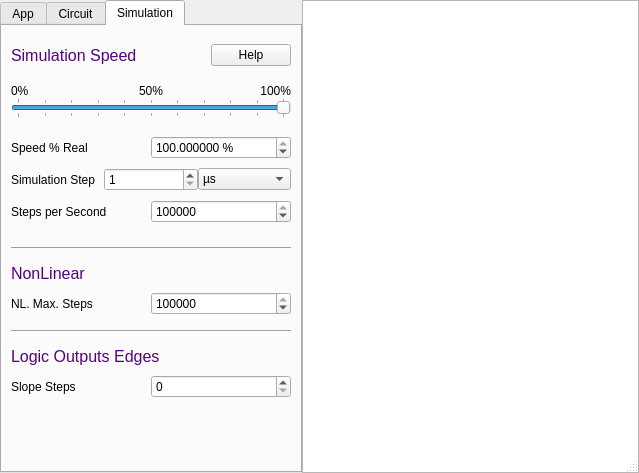
First picture: the form in src/gui/dialogs/appdialog.ui, repository Arcachofo/SimulIDE-dev, before the edit.
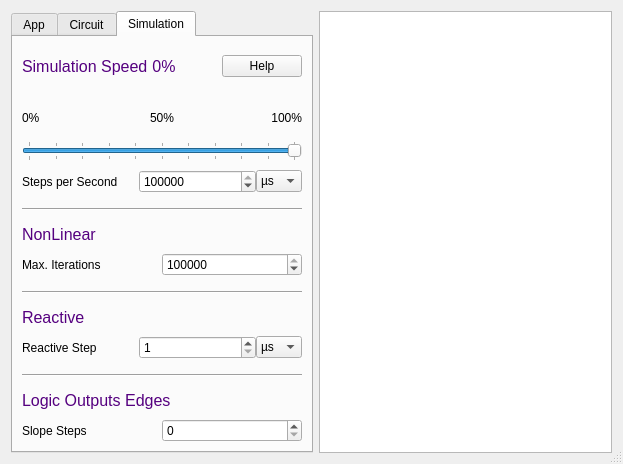
Second picture: the form after the edit. The open tabs and pages were chosen to show the change.

Commit message: Simulation speed refactored & Reactive rewritten.

```diff
--- a/src/gui/dialogs/appdialog.ui
+++ b/src/gui/dialogs/appdialog.ui
@@ -9,8 +9,8 @@
    <rect>
     <x>0</x>
     <y>0</y>
-    <width>639</width>
-    <height>473</height>
+    <width>623</width>
+    <height>464</height>
    </rect>
   </property>
   <property name="sizePolicy">
@@ -35,21 +35,6 @@
    <bool>false</bool>
   </property>
   <layout class="QHBoxLayout" name="mainLayout">
-   <property name="spacing">
-    <number>0</number>
-   </property>
-   <property name="leftMargin">
-    <number>0</number>
-   </property>
-   <property name="topMargin">
-    <number>0</number>
-   </property>
-   <property name="rightMargin">
-    <number>0</number>
-   </property>
-   <property name="bottomMargin">
-    <number>0</number>
-   </property>
    <item>
     <layout class="QVBoxLayout" name="verticalLayout">
      <property name="spacing">
@@ -58,15 +43,15 @@
      <item>
       <widget class="QTabWidget" name="tabList">
        <property name="sizePolicy">
-        <sizepolicy hsizetype="Preferred" vsizetype="MinimumExpanding">
+        <sizepolicy hsizetype="Preferred" vsizetype="Preferred">
          <horstretch>0</horstretch>
          <verstretch>0</verstretch>
         </sizepolicy>
        </property>
        <property name="minimumSize">
         <size>
-         <width>0</width>
-         <height>20</height>
+         <width>200</width>
+         <height>300</height>
         </size>
        </property>
        <property name="locale">
@@ -690,6 +675,15 @@
                   </color>
                  </brush>
                 </colorrole>
+                <colorrole role="PlaceholderText">
+                 <brush brushstyle="NoBrush">
+                  <color alpha="128">
+                   <red>0</red>
+                   <green>0</green>
+                   <blue>0</blue>
+                  </color>
+                 </brush>
+                </colorrole>
                </active>
                <inactive>
                 <colorrole role="WindowText">
@@ -710,6 +704,15 @@
                   </color>
                  </brush>
                 </colorrole>
+                <colorrole role="PlaceholderText">
+                 <brush brushstyle="NoBrush">
+                  <color alpha="128">
+                   <red>0</red>
+                   <green>0</green>
+                   <blue>0</blue>
+                  </color>
+                 </brush>
+                </colorrole>
                </inactive>
                <disabled>
                 <colorrole role="WindowText">
@@ -730,6 +733,15 @@
                   </color>
                  </brush>
                 </colorrole>
+                <colorrole role="PlaceholderText">
+                 <brush brushstyle="NoBrush">
+                  <color alpha="128">
+                   <red>0</red>
+                   <green>0</green>
+                   <blue>0</blue>
+                  </color>
+                 </brush>
+                </colorrole>
                </disabled>
               </palette>
              </property>
@@ -746,6 +758,118 @@
              </property>
             </widget>
            </item>
+           <item>
+            <widget class="QLabel" name="speedLabel">
+             <property name="sizePolicy">
+              <sizepolicy hsizetype="Preferred" vsizetype="Preferred">
+               <horstretch>0</horstretch>
+               <verstretch>0</verstretch>
+              </sizepolicy>
+             </property>
+             <property name="palette">
+              <palette>
+               <active>
+                <colorrole role="WindowText">
+                 <brush brushstyle="SolidPattern">
+                  <color alpha="255">
+                   <red>85</red>
+                   <green>0</green>
+                   <blue>127</blue>
+                  </color>
+                 </brush>
+                </colorrole>
+                <colorrole role="Text">
+                 <brush brushstyle="SolidPattern">
+                  <color alpha="255">
+                   <red>0</red>
+                   <green>0</green>
+                   <blue>0</blue>
+                  </color>
+                 </brush>
+                </colorrole>
+                <colorrole role="PlaceholderText">
+                 <brush brushstyle="NoBrush">
+                  <color alpha="128">
+                   <red>0</red>
+                   <green>0</green>
+                   <blue>0</blue>
+                  </color>
+                 </brush>
+                </colorrole>
+               </active>
+               <inactive>
+                <colorrole role="WindowText">
+                 <brush brushstyle="SolidPattern">
+                  <color alpha="255">
+                   <red>85</red>
+                   <green>0</green>
+                   <blue>127</blue>
+                  </color>
+                 </brush>
+                </colorrole>
+                <colorrole role="Text">
+                 <brush brushstyle="SolidPattern">
+                  <color alpha="255">
+                   <red>0</red>
+                   <green>0</green>
+                   <blue>0</blue>
+                  </color>
+                 </brush>
+                </colorrole>
+                <colorrole role="PlaceholderText">
+                 <brush brushstyle="NoBrush">
+                  <color alpha="128">
+                   <red>0</red>
+                   <green>0</green>
+                   <blue>0</blue>
+                  </color>
+                 </brush>
+                </colorrole>
+               </inactive>
+               <disabled>
+                <colorrole role="WindowText">
+                 <brush brushstyle="SolidPattern">
+                  <color alpha="255">
+                   <red>190</red>
+                   <green>190</green>
+                   <blue>190</blue>
+                  </color>
+                 </brush>
+                </colorrole>
+                <colorrole role="Text">
+                 <brush brushstyle="SolidPattern">
+                  <color alpha="255">
+                   <red>190</red>
+                   <green>190</green>
+                   <blue>190</blue>
+                  </color>
+                 </brush>
+                </colorrole>
+                <colorrole role="PlaceholderText">
+                 <brush brushstyle="NoBrush">
+                  <color alpha="128">
+                   <red>0</red>
+                   <green>0</green>
+                   <blue>0</blue>
+                  </color>
+                 </brush>
+                </colorrole>
+               </disabled>
+              </palette>
+             </property>
+             <property name="font">
+              <font>
+               <pointsize>12</pointsize>
+              </font>
+             </property>
+             <property name="text">
+              <string> 0%</string>
+             </property>
+             <property name="alignment">
+              <set>Qt::AlignLeading|Qt::AlignLeft|Qt::AlignVCenter</set>
+             </property>
+            </widget>
+           </item>
            <item>
             <widget class="QPushButton" name="helpButton2">
              <property name="sizePolicy">
@@ -824,6 +948,9 @@
            <property name="maximum">
             <number>100</number>
            </property>
+           <property name="value">
+            <number>100</number>
+           </property>
            <property name="sliderPosition">
             <number>100</number>
            </property>
@@ -838,57 +965,6 @@
            </property>
           </widget>
          </item>
-         <item>
-          <layout class="QHBoxLayout" name="horizontalLayout_3">
-           <property name="topMargin">
-            <number>18</number>
-           </property>
-           <item>
-            <widget class="QLabel" name="label_11">
-             <property name="sizePolicy">
-              <sizepolicy hsizetype="Preferred" vsizetype="Preferred">
-               <horstretch>0</horstretch>
-               <verstretch>0</verstretch>
-              </sizepolicy>
-             </property>
-             <property name="text">
-              <string>Speed % Real</string>
-             </property>
-            </widget>
-           </item>
-           <item>
-            <widget class="QDoubleSpinBox" name="simSpeedPerBox">
-             <property name="sizePolicy">
-              <sizepolicy hsizetype="Preferred" vsizetype="Fixed">
-               <horstretch>0</horstretch>
-               <verstretch>0</verstretch>
-              </sizepolicy>
-             </property>
-             <property name="locale">
-              <locale language="C" country="AnyCountry"/>
-             </property>
-             <property name="specialValueText">
-              <string notr="true"/>
-             </property>
-             <property name="keyboardTracking">
-              <bool>false</bool>
-             </property>
-             <property name="suffix">
-              <string notr="true"> %</string>
-             </property>
-             <property name="decimals">
-              <number>6</number>
-             </property>
-             <property name="maximum">
-              <double>100.000000000000000</double>
-             </property>
-             <property name="value">
-              <double>100.000000000000000</double>
-             </property>
-            </widget>
-           </item>
-          </layout>
-         </item>
          <item>
           <layout class="QHBoxLayout" name="horizontalLayout_4">
            <property name="topMargin">
@@ -903,7 +979,7 @@
               </sizepolicy>
              </property>
              <property name="text">
-              <string>Simulation Step</string>
+              <string>Steps per Second    </string>
              </property>
             </widget>
            </item>
@@ -919,96 +995,57 @@
               <number>1</number>
              </property>
              <property name="maximum">
-              <number>999</number>
-             </property>
-            </widget>
-           </item>
-           <item>
-            <widget class="QComboBox" name="simStepUnitBox">
-             <property name="sizePolicy">
-              <sizepolicy hsizetype="Preferred" vsizetype="Fixed">
-               <horstretch>0</horstretch>
-               <verstretch>0</verstretch>
-              </sizepolicy>
-             </property>
-             <property name="currentText">
-              <string notr="true">µs</string>
-             </property>
-             <property name="currentIndex">
-              <number>2</number>
-             </property>
-             <property name="maxCount">
-              <number>10</number>
-             </property>
-             <item>
-              <property name="text">
-               <string>ps</string>
-              </property>
-             </item>
-             <item>
-              <property name="text">
-               <string>ns</string>
-              </property>
-             </item>
-             <item>
-              <property name="text">
-               <string>µs</string>
-              </property>
-             </item>
-             <item>
-              <property name="text">
-               <string>ms</string>
-              </property>
-             </item>
-             <item>
-              <property name="text">
-               <string>s</string>
-              </property>
-             </item>
-            </widget>
-           </item>
-          </layout>
-         </item>
-         <item>
-          <layout class="QHBoxLayout" name="horizontalLayout_5">
-           <property name="topMargin">
-            <number>9</number>
-           </property>
-           <property name="bottomMargin">
-            <number>9</number>
-           </property>
-           <item>
-            <widget class="QLabel" name="label_12">
-             <property name="sizePolicy">
-              <sizepolicy hsizetype="Preferred" vsizetype="Preferred">
-               <horstretch>0</horstretch>
-               <verstretch>0</verstretch>
-              </sizepolicy>
-             </property>
-             <property name="text">
-              <string>Steps per Second</string>
-             </property>
-            </widget>
-           </item>
-           <item>
-            <widget class="QSpinBox" name="simSpeedSpsBox">
-             <property name="sizePolicy">
-              <sizepolicy hsizetype="Preferred" vsizetype="Fixed">
-               <horstretch>0</horstretch>
-               <verstretch>0</verstretch>
-              </sizepolicy>
-             </property>
-             <property name="minimum">
-              <number>1</number>
-             </property>
-             <property name="maximum">
-              <number>1000000000</number>
+              <number>999999999</number>
              </property>
              <property name="value">
               <number>1000000</number>
              </property>
             </widget>
            </item>
+           <item>
+            <widget class="QComboBox" name="simStepUnitBox">
+             <property name="sizePolicy">
+              <sizepolicy hsizetype="Fixed" vsizetype="Fixed">
+               <horstretch>0</horstretch>
+               <verstretch>0</verstretch>
+              </sizepolicy>
+             </property>
+             <property name="currentText">
+              <string notr="true">µs</string>
+             </property>
+             <property name="currentIndex">
+              <number>2</number>
+             </property>
+             <property name="maxCount">
+              <number>10</number>
+             </property>
+             <item>
+              <property name="text">
+               <string>ps</string>
+              </property>
+             </item>
+             <item>
+              <property name="text">
+               <string>ns</string>
+              </property>
+             </item>
+             <item>
+              <property name="text">
+               <string>µs</string>
+              </property>
+             </item>
+             <item>
+              <property name="text">
+               <string>ms</string>
+              </property>
+             </item>
+             <item>
+              <property name="text">
+               <string>s</string>
+              </property>
+             </item>
+            </widget>
+           </item>
           </layout>
          </item>
          <item>
@@ -1059,6 +1096,15 @@
                 </color>
                </brush>
               </colorrole>
+              <colorrole role="PlaceholderText">
+               <brush brushstyle="NoBrush">
+                <color alpha="128">
+                 <red>0</red>
+                 <green>0</green>
+                 <blue>0</blue>
+                </color>
+               </brush>
+              </colorrole>
              </active>
              <inactive>
               <colorrole role="WindowText">
@@ -1079,6 +1125,15 @@
                 </color>
                </brush>
               </colorrole>
+              <colorrole role="PlaceholderText">
+               <brush brushstyle="NoBrush">
+                <color alpha="128">
+                 <red>0</red>
+                 <green>0</green>
+                 <blue>0</blue>
+                </color>
+               </brush>
+              </colorrole>
              </inactive>
              <disabled>
               <colorrole role="WindowText">
@@ -1099,6 +1154,15 @@
                 </color>
                </brush>
               </colorrole>
+              <colorrole role="PlaceholderText">
+               <brush brushstyle="NoBrush">
+                <color alpha="128">
+                 <red>0</red>
+                 <green>0</green>
+                 <blue>0</blue>
+                </color>
+               </brush>
+              </colorrole>
              </disabled>
             </palette>
            </property>
@@ -1129,7 +1193,7 @@
               </sizepolicy>
              </property>
              <property name="text">
-              <string>NL. Max. Steps</string>
+              <string>Max. Iterations</string>
              </property>
             </widget>
            </item>
@@ -1164,6 +1228,217 @@
            </property>
           </widget>
          </item>
+         <item>
+          <widget class="QLabel" name="label_20">
+           <property name="sizePolicy">
+            <sizepolicy hsizetype="Preferred" vsizetype="Fixed">
+             <horstretch>0</horstretch>
+             <verstretch>0</verstretch>
+            </sizepolicy>
+           </property>
+           <property name="palette">
+            <palette>
+             <active>
+              <colorrole role="WindowText">
+               <brush brushstyle="SolidPattern">
+                <color alpha="255">
+                 <red>85</red>
+                 <green>0</green>
+                 <blue>127</blue>
+                </color>
+               </brush>
+              </colorrole>
+              <colorrole role="Text">
+               <brush brushstyle="SolidPattern">
+                <color alpha="255">
+                 <red>0</red>
+                 <green>0</green>
+                 <blue>0</blue>
+                </color>
+               </brush>
+              </colorrole>
+              <colorrole role="PlaceholderText">
+               <brush brushstyle="NoBrush">
+                <color alpha="128">
+                 <red>0</red>
+                 <green>0</green>
+                 <blue>0</blue>
+                </color>
+               </brush>
+              </colorrole>
+             </active>
+             <inactive>
+              <colorrole role="WindowText">
+               <brush brushstyle="SolidPattern">
+                <color alpha="255">
+                 <red>85</red>
+                 <green>0</green>
+                 <blue>127</blue>
+                </color>
+               </brush>
+              </colorrole>
+              <colorrole role="Text">
+               <brush brushstyle="SolidPattern">
+                <color alpha="255">
+                 <red>0</red>
+                 <green>0</green>
+                 <blue>0</blue>
+                </color>
+               </brush>
+              </colorrole>
+              <colorrole role="PlaceholderText">
+               <brush brushstyle="NoBrush">
+                <color alpha="128">
+                 <red>0</red>
+                 <green>0</green>
+                 <blue>0</blue>
+                </color>
+               </brush>
+              </colorrole>
+             </inactive>
+             <disabled>
+              <colorrole role="WindowText">
+               <brush brushstyle="SolidPattern">
+                <color alpha="255">
+                 <red>190</red>
+                 <green>190</green>
+                 <blue>190</blue>
+                </color>
+               </brush>
+              </colorrole>
+              <colorrole role="Text">
+               <brush brushstyle="SolidPattern">
+                <color alpha="255">
+                 <red>190</red>
+                 <green>190</green>
+                 <blue>190</blue>
+                </color>
+               </brush>
+              </colorrole>
+              <colorrole role="PlaceholderText">
+               <brush brushstyle="NoBrush">
+                <color alpha="128">
+                 <red>0</red>
+                 <green>0</green>
+                 <blue>0</blue>
+                </color>
+               </brush>
+              </colorrole>
+             </disabled>
+            </palette>
+           </property>
+           <property name="font">
+            <font>
+             <pointsize>12</pointsize>
+            </font>
+           </property>
+           <property name="text">
+            <string>Reactive</string>
+           </property>
+           <property name="alignment">
+            <set>Qt::AlignLeading|Qt::AlignLeft|Qt::AlignVCenter</set>
+           </property>
+          </widget>
+         </item>
+         <item>
+          <layout class="QHBoxLayout" name="horizontalLayout_14">
+           <property name="topMargin">
+            <number>9</number>
+           </property>
+           <item>
+            <widget class="QLabel" name="reactiveStep">
+             <property name="sizePolicy">
+              <sizepolicy hsizetype="Preferred" vsizetype="Preferred">
+               <horstretch>0</horstretch>
+               <verstretch>0</verstretch>
+              </sizepolicy>
+             </property>
+             <property name="text">
+              <string>Reactive Step</string>
+             </property>
+            </widget>
+           </item>
+           <item>
+            <widget class="QSpinBox" name="reactStepBox">
+             <property name="sizePolicy">
+              <sizepolicy hsizetype="Preferred" vsizetype="Fixed">
+               <horstretch>0</horstretch>
+               <verstretch>0</verstretch>
+              </sizepolicy>
+             </property>
+             <property name="minimum">
+              <number>1</number>
+             </property>
+             <property name="maximum">
+              <number>999999999</number>
+             </property>
+            </widget>
+           </item>
+           <item>
+            <widget class="QComboBox" name="reactStepUnitBox">
+             <property name="sizePolicy">
+              <sizepolicy hsizetype="Fixed" vsizetype="Fixed">
+               <horstretch>0</horstretch>
+               <verstretch>0</verstretch>
+              </sizepolicy>
+             </property>
+             <property name="currentText">
+              <string notr="true">µs</string>
+             </property>
+             <property name="currentIndex">
+              <number>2</number>
+             </property>
+             <property name="maxCount">
+              <number>10</number>
+             </property>
+             <item>
+              <property name="text">
+               <string>ps</string>
+              </property>
+             </item>
+             <item>
+              <property name="text">
+               <string>ns</string>
+              </property>
+             </item>
+             <item>
+              <property name="text">
+               <string>µs</string>
+              </property>
+             </item>
+             <item>
+              <property name="text">
+               <string>ms</string>
+              </property>
+             </item>
+             <item>
+              <property name="text">
+               <string>s</string>
+              </property>
+             </item>
+            </widget>
+           </item>
+          </layout>
+         </item>
+         <item>
+          <widget class="Line" name="line_4">
+           <property name="sizePolicy">
+            <sizepolicy hsizetype="Minimum" vsizetype="Fixed">
+             <horstretch>0</horstretch>
+             <verstretch>0</verstretch>
+            </sizepolicy>
+           </property>
+           <property name="minimumSize">
+            <size>
+             <width>280</width>
+             <height>32</height>
+            </size>
+           </property>
+           <property name="orientation">
+            <enum>Qt::Horizontal</enum>
+           </property>
+          </widget>
+         </item>
          <item>
           <widget class="QLabel" name="label">
            <property name="sizePolicy">
@@ -1240,19 +1515,6 @@
            </item>
           </layout>
          </item>
-         <item>
-          <spacer name="verticalSpacer">
-           <property name="orientation">
-            <enum>Qt::Vertical</enum>
-           </property>
-           <property name="sizeHint" stdset="0">
-            <size>
-             <width>20</width>
-             <height>40</height>
-            </size>
-           </property>
-          </spacer>
-         </item>
         </layout>
        </widget>
       </widget>
```
Left out of the diff: 83 changed lines with no effect on the pictures. The commit also changes 27 other files.
